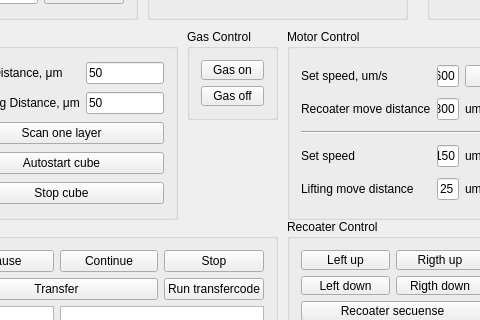
First picture: the form in Happy3D/mainwindow.ui, repository Anaga/Happy3D-Qt, before the edit; both pictures show x 173 to 653 and y 157 to 477 of the 835 by 650 pixel window.
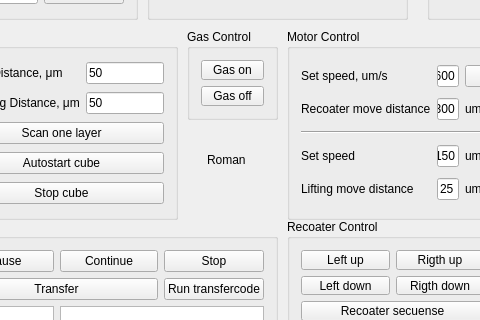
Second picture: the form after the edit.

Commit message: Проверка связи

Patch:
```diff
--- a/Happy3D/mainwindow.ui
+++ b/Happy3D/mainwindow.ui
@@ -679,6 +679,19 @@
      </item>
     </layout>
    </widget>
+   <widget class="QLabel" name="label">
+    <property name="geometry">
+     <rect>
+      <x>380</x>
+      <y>270</y>
+      <width>67</width>
+      <height>22</height>
+     </rect>
+    </property>
+    <property name="text">
+     <string>Roman</string>
+    </property>
+   </widget>
   </widget>
   <widget class="QMenuBar" name="menuBar">
    <property name="geometry">
```
Left out of the diff: 2 changed lines with no effect on the pictures. The commit also changes 2 other files.
